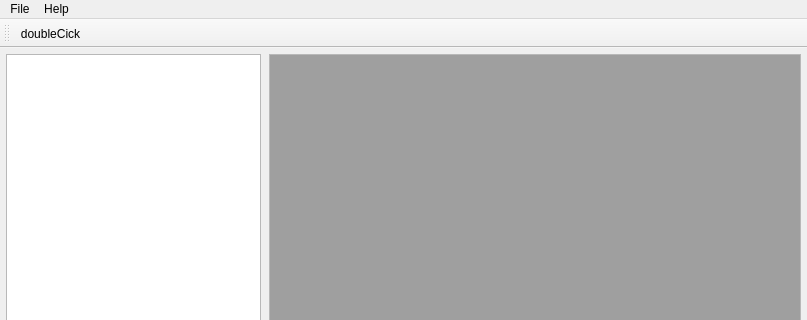
The window that ui/sherlock.ui (beowulfey/pylinnaeo) describes before a commit, drawn with Qt 5; both pictures show x 0 to 807 and y 0 to 320 of the 807 by 635 pixel window.
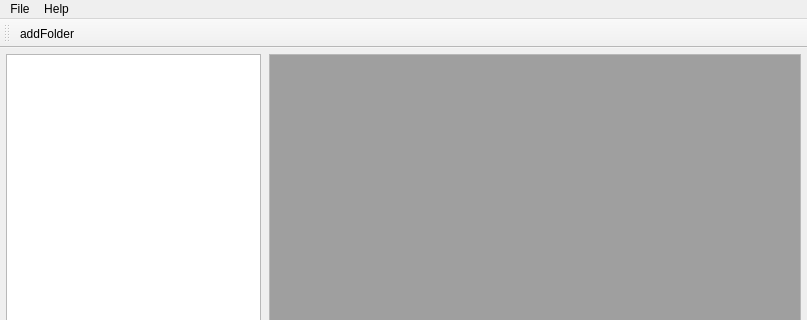
The same window after the commit.

The edit to the form file:
```diff
--- a/ui/sherlock.ui
+++ b/ui/sherlock.ui
@@ -168,11 +168,14 @@
    <attribute name="toolBarBreak">
     <bool>false</bool>
    </attribute>
-   <addaction name="actiondoubleCick"/>
+   <addaction name="actionAddFolder"/>
   </widget>
-  <action name="actiondoubleCick">
+  <action name="actionAddFolder">
    <property name="text">
-    <string>doubleCick</string>
+    <string>addFolder</string>
+   </property>
+   <property name="toolTip">
+    <string>Add a folder above the current tree node. </string>
    </property>
   </action>
  </widget>
```
